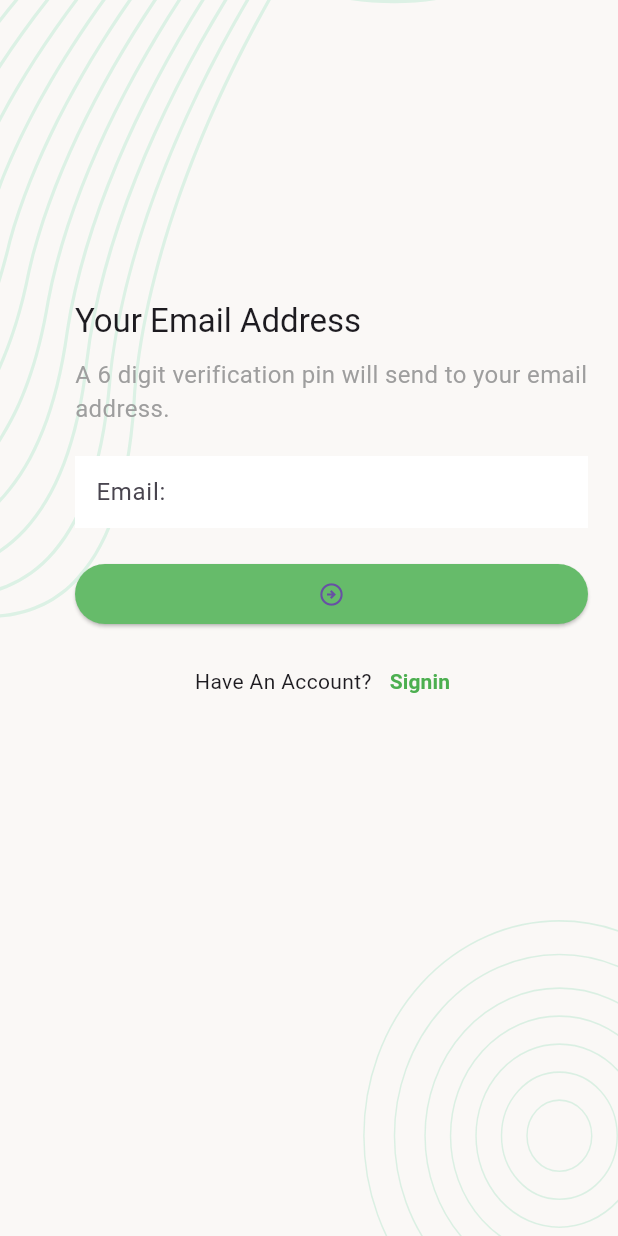
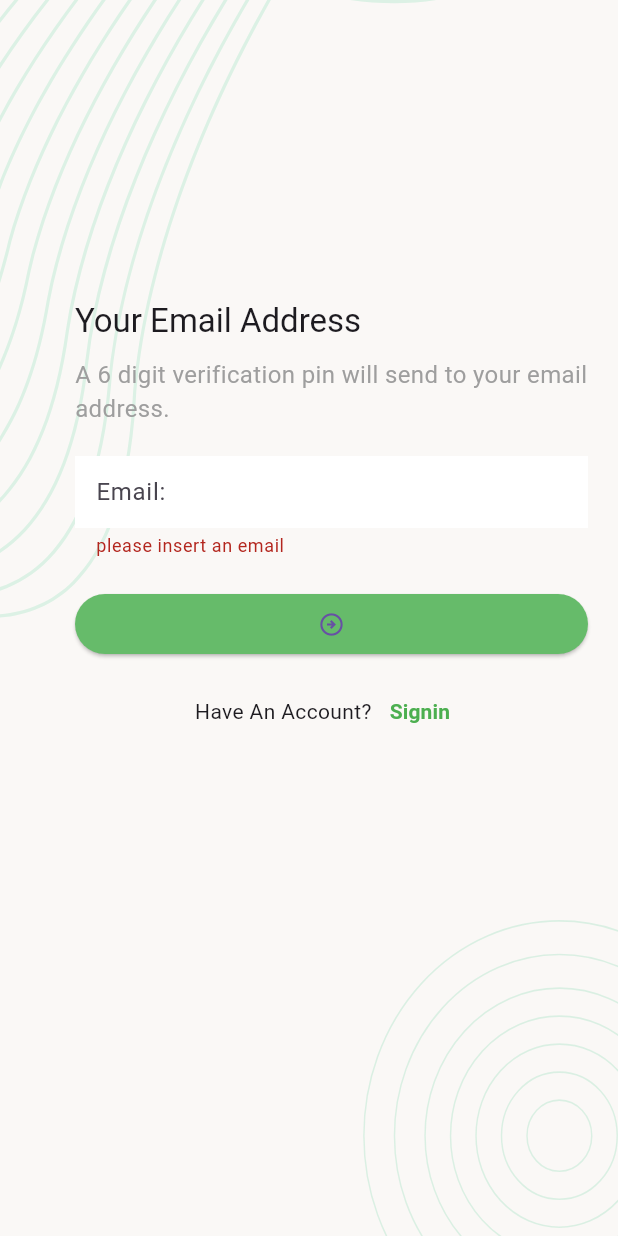
Before and after one commit to devruhulamin/task_manager_app_, a Flutter app: the ForgotPasswordScreen screen opened directly, after a tap on the "arrow circle right" icon, on a phone screen of 412 x 824 dp. Run offline on Flutter 3.47's test engine with Material 3 defaults, Android fonts, the phone set to English and light mode, and no system bars; our stand-ins replace flutter_svg, image_picker, pinput, shared_preferences; accounts and stored records are empty; network calls fail.

Commit message:
forgot password done

```diff
--- a/lib/ui/screens/auth_screee/forgot_password_screen.dart
+++ b/lib/ui/screens/auth_screee/forgot_password_screen.dart
@@ -1,9 +1,26 @@
 import 'package:flutter/material.dart';
+import 'package:task_manager_app/data/network_caller/network_caller.dart';
 import 'package:task_manager_app/ui/screens/auth_screee/login_screen.dart';
+import 'package:task_manager_app/ui/screens/auth_screee/pin_verification_scree.dart';
 import 'package:task_manager_app/ui/widgets/default_background.dart';
+import 'package:task_manager_app/utilities/extension/validator.dart';
+import 'package:task_manager_app/utilities/urls.dart';
 
-class ForgotPasswordScreen extends StatelessWidget {
+class ForgotPasswordScreen extends StatefulWidget {
   const ForgotPasswordScreen({super.key});
+
+  @override
+  State<ForgotPasswordScreen> createState() => _ForgotPasswordScreenState();
+}
+
+class _ForgotPasswordScreenState extends State<ForgotPasswordScreen> {
+  final emailController = TextEditingController();
+  final formglobalKey = GlobalKey<FormState>();
+  @override
+  void dispose() {
+    emailController.dispose();
+    super.dispose();
+  }
 
   @override
   Widget build(BuildContext context) {
@@ -15,6 +32,8 @@ class ForgotPasswordScreen extends StatelessWidget {
                 padding: const EdgeInsets.only(
                     top: 200, left: 50, right: 20, bottom: 20),
                 child: SingleChildScrollView(
+                  child: Form(
+                    key: formglobalKey,
                     child: Column(
                         crossAxisAlignment: CrossAxisAlignment.start,
                         children: [
@@ -33,6 +52,19 @@ class ForgotPasswordScreen extends StatelessWidget {
                             height: 20,
                           ),
                           TextFormField(
+                            controller: emailController,
+                            validator: (value) {
+                              if (value == null) {
+                                return 'Invalid Email Value';
+                              }
+                              if (value.trim().isEmpty) {
+                                return 'please insert an email';
+                              }
+                              if (!value.isValidEmail()) {
+                                return 'Email is not Valid ';
+                              }
+                              return null;
+                            },
                             decoration: const InputDecoration(
                               filled: true,
                               hintText: 'Email: ',
@@ -44,7 +76,26 @@ class ForgotPasswordScreen extends StatelessWidget {
                           SizedBox(
                             width: double.infinity,
                             child: ElevatedButton(
-                            onPressed: () {},
+                              onPressed: () async {
+                                formglobalKey.currentState?.validate();
+                                final response = await NetworkCaller()
+                                    .getRequest(
+                                        url: recoveryVerifiyEmail(
+                                            emailController.text));
+
+                                if (response.isSuccess) {
+                                  if (mounted) {
+                                    Navigator.push(
+                                        context,
+                                        MaterialPageRoute(
+                                          builder: (context) =>
+                                              PinVerificationScreen(
+                                            email: emailController.text,
+                                          ),
+                                        ));
+                                  }
+                                }
+                              },
                               child: const Icon(
                                 Icons.arrow_circle_right_outlined,
                               ),
@@ -77,6 +128,7 @@ class ForgotPasswordScreen extends StatelessWidget {
                             ],
                           )),
                         ]),
+                  ),
                 )),
           ),
         ));
--- a/lib/utilities/urls.dart
+++ b/lib/utilities/urls.dart
@@ -19,3 +19,9 @@ String updateTaskUrl(String id, String updateType) =>
 const profileUpdateUrl = '$baseUrl/profileUpdate';
 
 String deleteTaskUrl(String id) => '$baseUrl//deleteTask/$id';
+
+String recoveryVerifiyEmail(String email) =>
+    '$baseUrl/RecoverVerifyEmail/$email';
+
+String verfiyOtpUrl(String email, String otp) =>
+    '$baseUrl/RecoverVerifyOTP/$email/$otp';
```
Also changed, not shown: lib/ui/screens/auth_screee/login_screen.dart (+22 -6 lines), lib/ui/screens/auth_screee/pin_verification_scree.dart (+47 -7 lines), lib/ui/screens/auth_screee/set_password_screen.dart (+10 -2 lines). Lines whose indentation alone changed are shown as unchanged.
